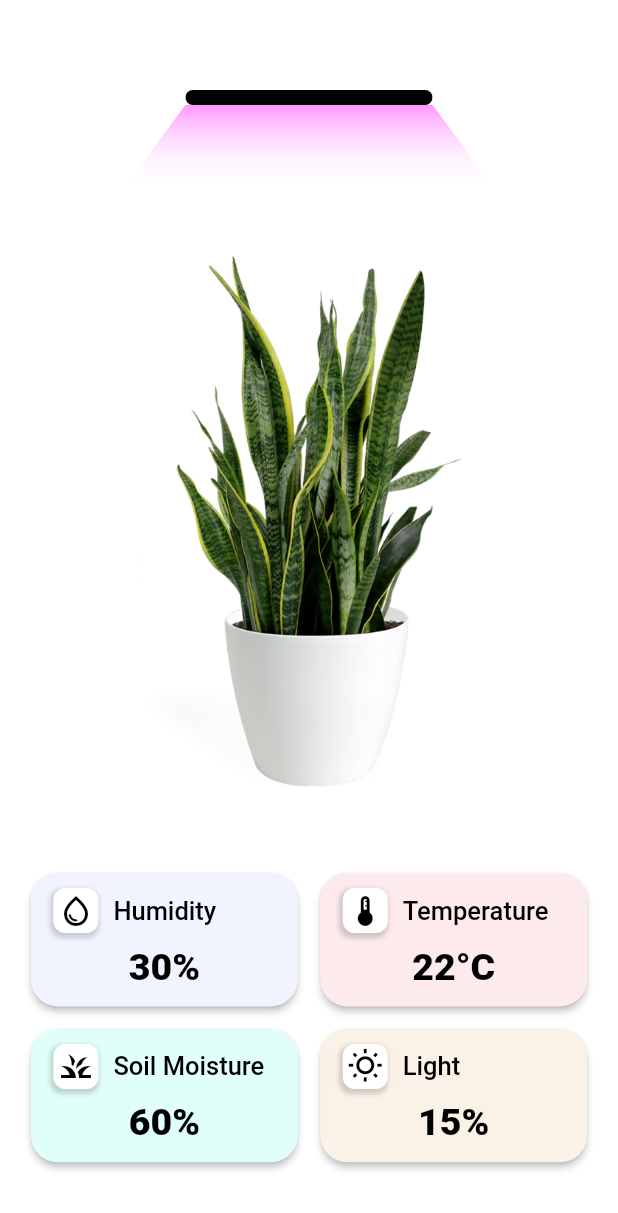
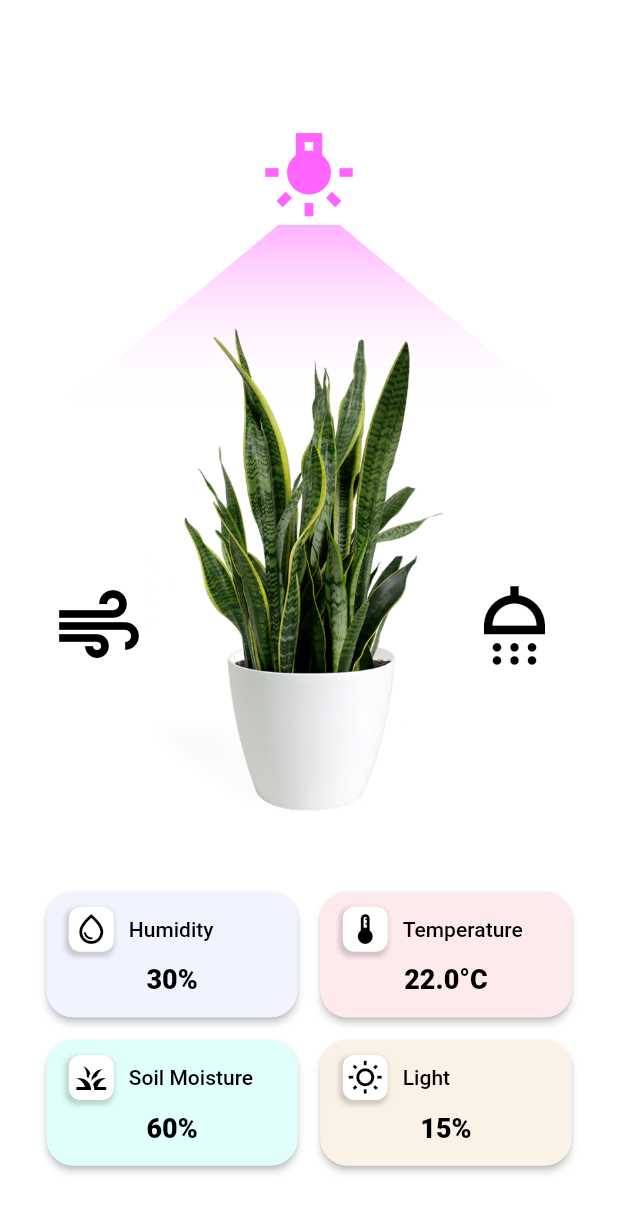
Before and after one commit to mahdiva/smart-garden, a Flutter app: the screen it shows after launch, on a phone screen of 412 x 824 dp. Shown: the top 1213 px of the screen. Run offline on Flutter 3.47's test engine with Material 2 defaults, Android fonts, the phone set to English and light mode, and no system bars; network calls fail.

Commit message:
add window and water pump buttons

```diff
--- a/client/smart_garden/lib/header.dart
+++ b/client/smart_garden/lib/header.dart
@@ -1,7 +1,9 @@
 import 'package:flutter/material.dart';
 
 class SmartGardenHeader extends StatefulWidget {
-  SmartGardenHeader();
+  bool ledState;
+  Function toggleLED;
+  SmartGardenHeader({required this.ledState, required this.toggleLED});
 
   @override
   _SmartGardenHeader createState() => _SmartGardenHeader();
@@ -13,18 +15,35 @@ class _SmartGardenHeader extends State<SmartGardenHeader> {
     return Container(
         child: Column(
       children: [
-        ClipRRect(
-          borderRadius: BorderRadius.circular(10.0),
-          child: Container(
-            height: 10.0,
-            width: MediaQuery.of(context).size.width * 0.4,
-            color: Colors.black,
+        ElevatedButton(
+            onPressed: () {
+              widget.toggleLED();
+            },
+            style: ElevatedButton.styleFrom(
+                backgroundColor: Colors.white,
+                padding: EdgeInsets.zero,
+                minimumSize: Size.zero,
+                tapTargetSize: MaterialTapTargetSize.shrinkWrap,
+                elevation: 0.0,
+                shadowColor: Colors.transparent),
+            child: Icon(
+              widget.ledState ? Icons.tungsten : Icons.tungsten_outlined,
+              color: widget.ledState
+                  ? Color.fromRGBO(255, 100, 255, 1)
+                  : Colors.black,
+              weight: 100,
+              size: 70,
+            )),
+        Visibility(
+          visible: widget.ledState,
+          maintainSize: true,
+          maintainAnimation: true,
+          maintainState: true,
+          child: CustomPaint(
+            size: Size(MediaQuery.of(context).size.width, 80.0),
+            painter: TrapezoidPainter(),
           ),
-        ),
-        CustomPaint(
-          size: Size(MediaQuery.of(context).size.width, 80.0),
-          painter: TrapezoidPainter(),
-        ),
+        )
       ],
     ));
   }
@@ -34,14 +53,14 @@ class TrapezoidPainter extends CustomPainter {
   @override
   void paint(Canvas canvas, Size size) {
     Path path = Path();
-    path.moveTo(size.width * 0.3, 0.0);
-    path.lineTo(size.width * 0.7, 0.0);
-    path.lineTo(size.width * 0.8, size.height * 0.7);
-    path.lineTo(size.width * 0.2, size.height * 0.7);
+    path.moveTo(size.width * 0.45, 0.0);
+    path.lineTo(size.width * 0.55, 0.0);
+    path.lineTo(size.width * 0.9, size.height * 1.5);
+    path.lineTo(size.width * 0.1, size.height * 1.5);
     path.close();
 
     final Gradient gradient = LinearGradient(
-      colors: [Color.fromRGBO(255, 151, 255, 1), Colors.white.withOpacity(0)],
+      colors: [Color.fromRGBO(255, 100, 255, 0.5), Colors.white.withOpacity(0)],
       begin: Alignment.topCenter,
       end: Alignment.bottomCenter,
     );
--- a/client/smart_garden/lib/main.dart
+++ b/client/smart_garden/lib/main.dart
@@ -1,3 +1,4 @@
+import 'dart:async';
 import 'package:flutter/material.dart';
 import 'package:web_socket_channel/web_socket_channel.dart';
 import 'dart:convert';
@@ -7,7 +8,7 @@ import 'package:smart_garden/header.dart';
 
 void main() => runApp(MyApp());
 
-final primColor = Colors.blue;
+const primColor = Colors.blue;
 
 class MyApp extends StatelessWidget {
   @override
@@ -29,10 +30,44 @@ class SmartGardenHomeState extends State<SmartGardenHome> {
   final channel = WebSocketChannel.connect(
     Uri.parse('ws://192.168.0.21:3000'),
   );
-  var temp = "22";
-  var humidity = "30";
-  var soilMoisture = "60";
-  var lightIntensity = "15";
+  double temp = 22.0;
+  double humidity = 30.0;
+  double soilMoisture = 60.0;
+  double lightIntensity = 15.0;
+
+  bool ledState = true;
+  bool windowState = false;
+  bool showerState = false;
+
+  void toggleLED() {
+    setState(() {
+      ledState = !ledState;
+    });
+    channel.sink.add('{"action": "led_toggle", "state": ${ledState ? 1 : 0}}');
+  }
+
+  void toggleWindow() {
+    setState(() {
+      windowState = !windowState;
+    });
+    channel.sink
+        .add('{"action": "window_toggle", "state": ${windowState ? 1 : 0}}');
+  }
+
+  void toggleShower() {
+    if (!showerState) {
+      setState(() {
+        showerState = true;
+      });
+      channel.sink.add('{"action": "shower"}');
+
+      var timer = Timer(const Duration(seconds: 4), () {
+        setState(() {
+          showerState = false;
+        });
+      });
+    }
+  }
 
   @override
   void initState() {
@@ -63,22 +98,68 @@ class SmartGardenHomeState extends State<SmartGardenHome> {
     return Scaffold(
         backgroundColor: Colors.white,
         body: Container(
-          margin: EdgeInsets.only(top: 60.0),
+          margin: EdgeInsets.only(top: 80.0),
           child: Column(
             children: [
-              SmartGardenHeader(),
+              SmartGardenHeader(
+                ledState: ledState,
+                toggleLED: toggleLED,
+              ),
+              Row(
+                  mainAxisAlignment: MainAxisAlignment
+                      .spaceEvenly, // Set the alignment of the children
+                  mainAxisSize: MainAxisSize.min,
+                  children: [
+                    ElevatedButton(
+                        onPressed: () {
+                          toggleWindow();
+                        },
+                        style: ElevatedButton.styleFrom(
+                            backgroundColor: Colors.white,
+                            padding: EdgeInsets.zero,
+                            minimumSize: Size.zero,
+                            tapTargetSize: MaterialTapTargetSize.shrinkWrap,
+                            elevation: 0.0,
+                            shadowColor: Colors.transparent),
+                        child: Icon(
+                          Icons.air_outlined,
+                          color: windowState ? Colors.blue : Colors.black,
+                          weight: 100,
+                          size: 64,
+                        )),
                     Container(
-                height: MediaQuery.of(context).size.height / 2,
-                width: MediaQuery.of(context).size.width,
+                      height: MediaQuery.of(context).size.height / 2.2,
+                      // width: MediaQuery.of(context).size.width,
                       child: Transform.translate(
-                    offset: Offset(0, 0), // set a negative margin on the top
+                          offset: const Offset(
+                              0, -30.0), // set a negative margin on the top
                           child: Image.asset(
                             'assets/plant.png',
                             fit: BoxFit.contain,
                           )),
                     ),
+                    ElevatedButton(
+                        onPressed: () {
+                          toggleShower();
+                        },
+                        style: ElevatedButton.styleFrom(
+                            backgroundColor: Colors.white,
+                            padding: EdgeInsets.zero,
+                            minimumSize: Size.zero,
+                            tapTargetSize: MaterialTapTargetSize.shrinkWrap,
+                            elevation: 0.0,
+                            shadowColor: Colors.transparent),
+                        child: Icon(
+                          Icons.shower_outlined,
+                          color: showerState ? Colors.blue : Colors.black,
+                          weight: 100,
+                          size: 70,
+                        )),
+                  ]),
               SizedBox(
-                width: MediaQuery.of(context).size.width * 0.9,
+                width: MediaQuery.of(context).size.width * 0.85,
+                child: Transform.translate(
+                    offset: const Offset(0, -30.0),
                     child: GridView.count(
                       padding: EdgeInsets.only(top: 20),
                       mainAxisSpacing: 15,
@@ -89,30 +170,30 @@ class SmartGardenHomeState extends State<SmartGardenHome> {
                       children: [
                         SensorButton(
                           title: 'Humidity',
-                      subtitle: '${humidity}%',
+                          subtitle: '${humidity.toStringAsFixed(0)}%',
                           icon: Icons.water_drop_outlined,
                           backgroundColor: Color.fromRGBO(241, 244, 255, 1),
                         ),
                         SensorButton(
                           title: 'Temperature',
-                      subtitle: '${temp}°C',
+                          subtitle: '${temp.toStringAsFixed(1)}°C',
                           icon: Icons.thermostat_outlined,
                           backgroundColor: Color.fromRGBO(253, 234, 236, 1),
                         ),
                         SensorButton(
                           title: 'Soil Moisture',
-                      subtitle: '${soilMoisture}%',
+                          subtitle: '${soilMoisture.toStringAsFixed(0)}%',
                           icon: Icons.grass,
                           backgroundColor: Color.fromRGBO(225, 255, 250, 1),
                         ),
                         SensorButton(
                           title: 'Light',
-                      subtitle: '${lightIntensity}%',
+                          subtitle: '${lightIntensity.toStringAsFixed(0)}%',
                           icon: Icons.wb_sunny_outlined,
                           backgroundColor: Color.fromRGBO(251, 242, 231, 1),
                         ),
                       ],
-                ),
+                    )),
               ),
             ],
           ),
--- a/client/smart_garden/lib/sensor_button.dart
+++ b/client/smart_garden/lib/sensor_button.dart
@@ -54,7 +54,7 @@ class SensorButton extends StatelessWidget {
                   padding: EdgeInsets.only(left: 10.0),
                   child: Text(
                     title,
-                    style: TextStyle(fontSize: 17.0, color: Colors.black),
+                    style: TextStyle(fontSize: 14.0, color: Colors.black),
                   ),
                 ),
               ],
@@ -65,7 +65,7 @@ class SensorButton extends StatelessWidget {
         Text(
           subtitle,
           style: TextStyle(
-              fontWeight: FontWeight.w900, fontSize: 25.0, color: Colors.black),
+              fontWeight: FontWeight.w800, fontSize: 18.0, color: Colors.black),
         ),
       ]),
     );
```
Also changed, not shown: 2 other files. Lines whose indentation alone changed are shown as unchanged.
